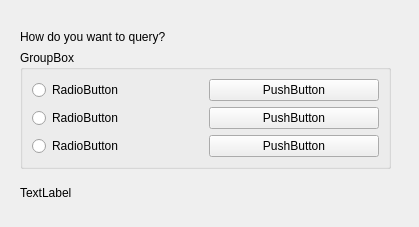
Old version of the form flight_inquiry.ui in the repository Aloereed/Flightman_Client_DATA130039.
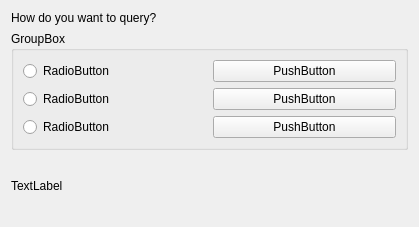
New version of the form.

Patch:
```diff
--- a/flight_inquiry.ui
+++ b/flight_inquiry.ui
@@ -13,15 +13,8 @@
   <property name="windowTitle">
    <string>Form</string>
   </property>
-  <widget class="QWidget" name="">
-   <property name="geometry">
-    <rect>
-     <x>20</x>
-     <y>30</y>
-     <width>371</width>
-     <height>181</height>
-    </rect>
-   </property>
+  <layout class="QGridLayout" name="gridLayout_3">
+   <item row="0" column="0">
    <layout class="QVBoxLayout" name="verticalLayout">
     <item>
      <layout class="QGridLayout" name="gridLayout_2">
@@ -93,7 +86,8 @@
      </widget>
     </item>
    </layout>
-  </widget>
+   </item>
+  </layout>
  </widget>
  <resources/>
  <connections/>
```
Lines whose indentation alone changed are shown as unchanged.
